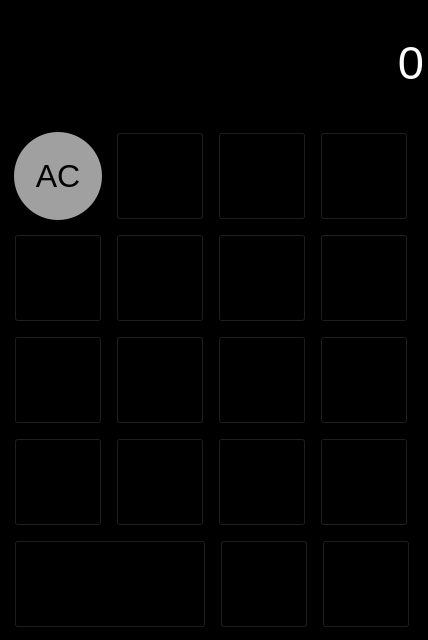
Before: the Qt Designer form mainwindow.ui in grafscorp/SimpleCalculatorQt, drawn with Qt 5.
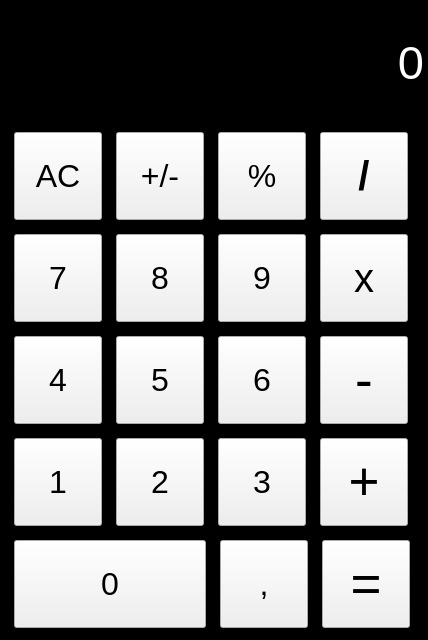
After: the same form once the commit is applied. Icons and pictures are not drawn.

Commit message: add default stylesheet

The edit to the form file:
```diff
--- a/mainwindow.ui
+++ b/mainwindow.ui
@@ -35,10 +35,21 @@
    <iconset theme="QIcon::ThemeIcon::Computer"/>
   </property>
   <property name="autoFillBackground">
-   <bool>true</bool>
+   <bool>false</bool>
   </property>
   <property name="styleSheet">
-   <string notr="true">background-color: black;</string>
+   <string notr="true">QMainWindow{
+	color: rgb(0, 0, 0);
+	background-color: rgb(0, 0, 0);
+}
+QPushButton[objectName^=&quot;gr&quot;]{
+	color: rgb(0, 0, 0);
+	background-color: rgb(160, 160, 160);
+	border-radius:44px;}
+QPushButton[objectName^=&quot;or&quot;]{color: rgb(255, 255, 255);background-color: rgb(241, 163, 59);border-radius:44px;}
+QPushButton[objectName^=&quot;dr&quot;]{color: rgb(255, 255, 255);background-color: rgb(51, 51, 51);border-radius:44px;}
+QPushButton:hover{border-style: outset;border-width: 4px;border-color: rgb(255, 255, 255);}
+</string>
   </property>
   <widget class="QWidget" name="centralwidget">
    <widget class="QWidget" name="layoutWidget">
@@ -158,18 +169,7 @@
           <bool>false</bool>
          </property>
          <property name="styleSheet">
-          <string notr="true">QPushButton
-{
-	color: rgb(0, 0, 0);
-	background-color: rgb(160, 160, 160);
-	border-radius:44px;
-}
-
-QPushButton:hover{
-	border-style: outset;
-	border-width: 4px;
-	border-color: rgb(255, 255, 255);
-}</string>
+          <string notr="true"/>
          </property>
          <property name="text">
           <string>AC</string>
```
Left out of the diff: 38 changed lines with no effect on the pictures.
